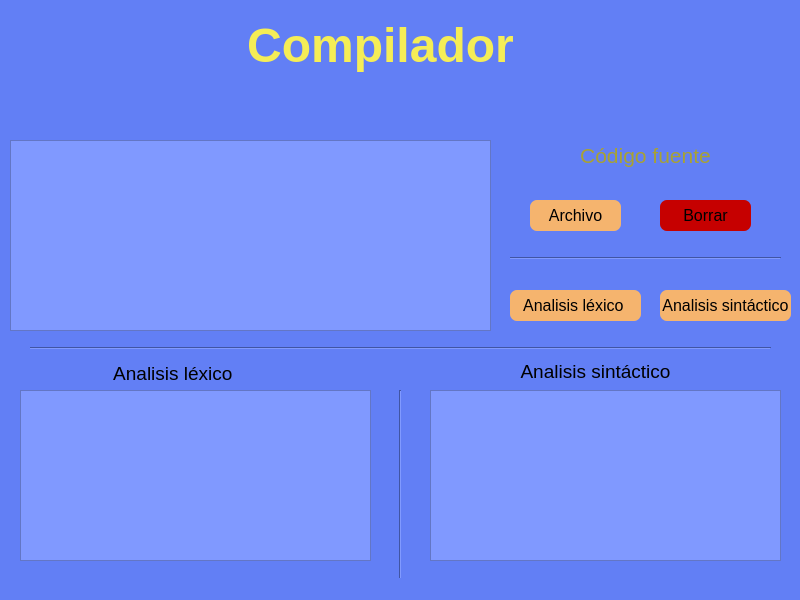
Before: the Qt Designer form GUI/home.ui in GSJL/AnalizadorSL, drawn with Qt 5.
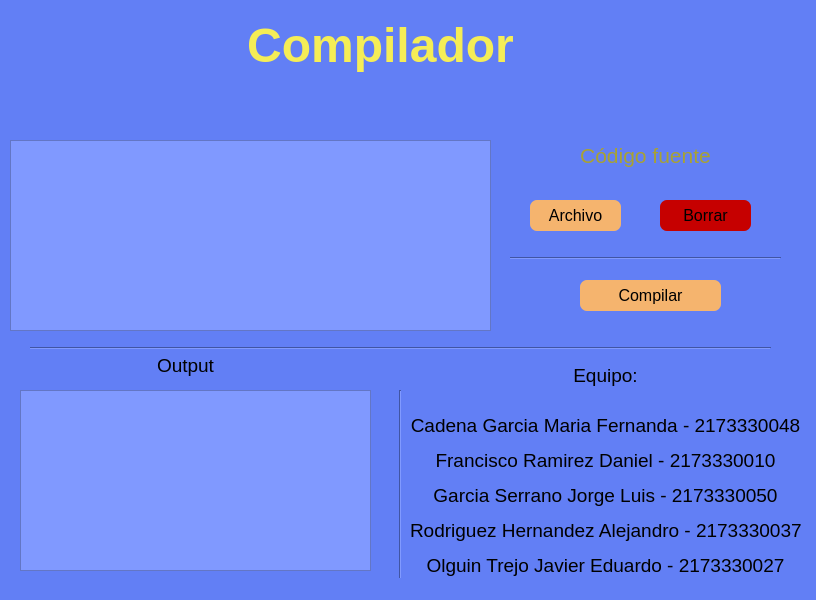
After: the same form once the commit is applied.

Diff of the .ui file:
```diff
--- a/GUI/home.ui
+++ b/GUI/home.ui
@@ -6,7 +6,7 @@
    <rect>
     <x>0</x>
     <y>0</y>
-    <width>800</width>
+    <width>816</width>
     <height>600</height>
    </rect>
   </property>
@@ -126,21 +126,7 @@
       <x>20</x>
       <y>390</y>
       <width>351</width>
-      <height>171</height>
-     </rect>
-    </property>
-    <property name="styleSheet">
-     <string notr="true">background-color: rgb(128, 153, 255);
-</string>
-    </property>
-   </widget>
-   <widget class="QTextEdit" name="tx_sintactico">
-    <property name="geometry">
-     <rect>
-      <x>430</x>
-      <y>390</y>
-      <width>351</width>
-      <height>171</height>
+      <height>181</height>
      </rect>
     </property>
     <property name="styleSheet">
@@ -177,9 +163,9 @@
    <widget class="QPushButton" name="bt_lexico">
     <property name="geometry">
      <rect>
-      <x>510</x>
-      <y>290</y>
-      <width>131</width>
+      <x>580</x>
+      <y>280</y>
+      <width>141</width>
       <height>31</height>
      </rect>
     </property>
@@ -193,55 +179,46 @@
 border-radius: 7px;</string>
     </property>
     <property name="text">
-     <string>Analisis léxico </string>
-    </property>
-   </widget>
-   <widget class="QPushButton" name="bt_sintactico">
-    <property name="geometry">
-     <rect>
-      <x>660</x>
-      <y>290</y>
-      <width>131</width>
-      <height>31</height>
-     </rect>
-    </property>
-    <property name="font">
-     <font>
-      <pointsize>12</pointsize>
-     </font>
-    </property>
-    <property name="styleSheet">
-     <string notr="true">background-color: rgb(245, 180, 110);
-border-radius: 7px;</string>
-    </property>
-    <property name="text">
-     <string>Analisis sintáctico</string>
+     <string>Compilar</string>
     </property>
    </widget>
    <widget class="QLabel" name="label_3">
     <property name="geometry">
      <rect>
-      <x>110</x>
-      <y>362</y>
+      <x>120</x>
+      <y>350</y>
       <width>131</width>
-      <height>21</height>
+      <height>31</height>
      </rect>
     </property>
     <property name="text">
-     <string>&lt;html&gt;&lt;head/&gt;&lt;body&gt;&lt;p align=&quot;center&quot;&gt;&lt;span style=&quot; font-size:14pt;&quot;&gt;Analisis léxico &lt;/span&gt;&lt;/p&gt;&lt;/body&gt;&lt;/html&gt;</string>
+     <string>&lt;html&gt;&lt;head/&gt;&lt;body&gt;&lt;p align=&quot;center&quot;&gt;&lt;span style=&quot; font-size:14pt;&quot;&gt;Output&lt;/span&gt;&lt;/p&gt;&lt;/body&gt;&lt;/html&gt;</string>
     </property>
    </widget>
    <widget class="QLabel" name="label_4">
     <property name="geometry">
      <rect>
-      <x>520</x>
+      <x>540</x>
       <y>360</y>
-      <width>151</width>
-      <height>21</height>
+      <width>131</width>
+      <height>31</height>
      </rect>
     </property>
     <property name="text">
-     <string>&lt;html&gt;&lt;head/&gt;&lt;body&gt;&lt;p align=&quot;center&quot;&gt;&lt;span style=&quot; font-size:14pt;&quot;&gt;Analisis sintáctico&lt;/span&gt;&lt;/p&gt;&lt;/body&gt;&lt;/html&gt;</string>
+     <string>&lt;html&gt;&lt;head/&gt;&lt;body&gt;&lt;p align=&quot;center&quot;&gt;&lt;span style=&quot; font-size:14pt;&quot;&gt;Equipo:&lt;/span&gt;&lt;/p&gt;&lt;/body&gt;&lt;/html&gt;</string>
+    </property>
+   </widget>
+   <widget class="QLabel" name="label_5">
+    <property name="geometry">
+     <rect>
+      <x>410</x>
+      <y>410</y>
+      <width>391</width>
+      <height>171</height>
+     </rect>
+    </property>
+    <property name="text">
+     <string>&lt;html&gt;&lt;head/&gt;&lt;body&gt;&lt;p align=&quot;center&quot;&gt;&lt;span style=&quot; font-size:14pt;&quot;&gt;Cadena Garcia Maria Fernanda - 2173330048&lt;/span&gt;&lt;/p&gt;&lt;p align=&quot;center&quot;&gt;&lt;span style=&quot; font-size:14pt;&quot;&gt;Francisco Ramirez Daniel - 2173330010&lt;/span&gt;&lt;/p&gt;&lt;p align=&quot;center&quot;&gt;&lt;span style=&quot; font-size:14pt;&quot;&gt;Garcia Serrano Jorge Luis - 2173330050&lt;/span&gt;&lt;/p&gt;&lt;p align=&quot;center&quot;&gt;&lt;span style=&quot; font-size:14pt;&quot;&gt;Rodriguez Hernandez Alejandro - 2173330037&lt;/span&gt;&lt;/p&gt;&lt;p align=&quot;center&quot;&gt;&lt;span style=&quot; font-size:14pt;&quot;&gt;Olguin Trejo Javier Eduardo - 2173330027&lt;/span&gt;&lt;/p&gt;&lt;/body&gt;&lt;/html&gt;</string>
     </property>
    </widget>
    <zorder>label</zorder>
```
Left out of the diff: 3 changed lines with no effect on the pictures.
